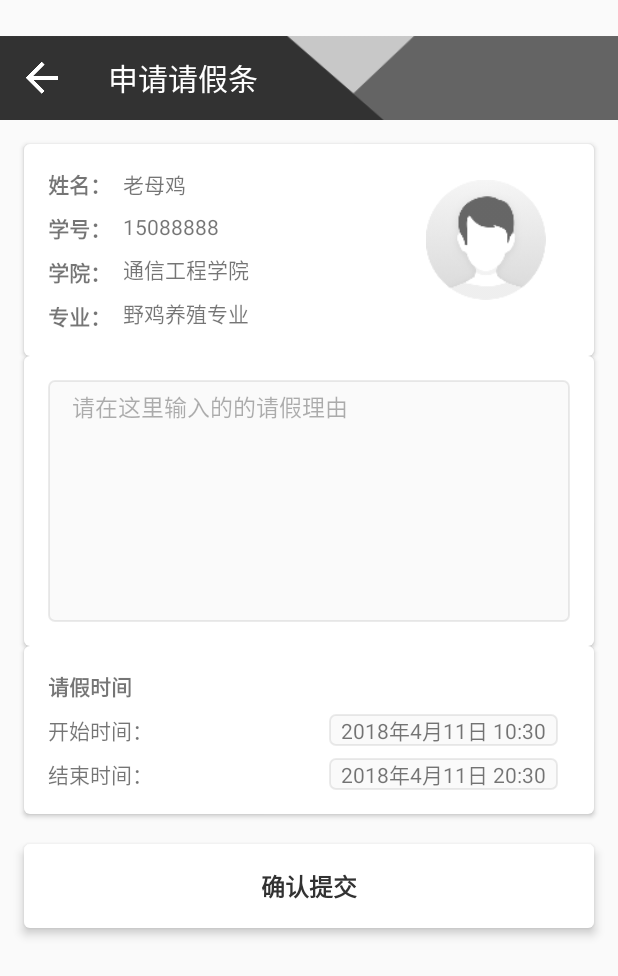
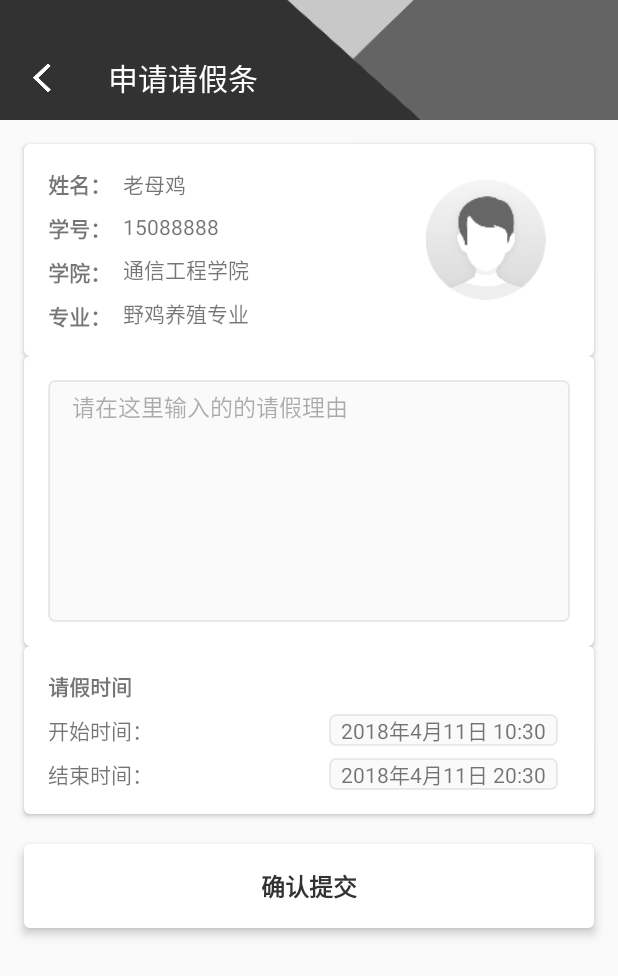
Before and after one commit to JaylenHsieh/Here, an Android app: the LeaveRequestFragment screen opened directly, with no data from a screen before it, on a phone screen of 412 x 824 dp. Shown: the top 976 px of the screen. Run offline under Robolectric (Android 15) with nearby library versions, the phone set to English and light mode, and no system bars.

Commit message:
更换了toolbar的背景，更改返回按钮的大小

```diff
--- a/app/src/main/res/layout/fragment_leave_request.xml
+++ b/app/src/main/res/layout/fragment_leave_request.xml
@@ -4,15 +4,15 @@
     android:layout_height="match_parent"
     xmlns:app="http://schemas.android.com/apk/res-auto"
     tools:context="com.hdu.newe.here.page.main.leaverequest.LeaveRequestFragment"
-    android:orientation="vertical"
-    android:paddingTop="24dp">
+    android:orientation="vertical">
 
     <android.support.v7.widget.Toolbar
         android:id="@+id/toolbar"
         android:layout_width="match_parent"
-        android:layout_height="?actionBarSize"
+        android:layout_height="80dp"
         app:navigationIcon="@drawable/ic_back"
         android:background="@drawable/bg_toolbar"
+        android:paddingTop="24dp"
         app:title="申请请假条"
         app:titleTextColor="@color/white"/>
 
```
Also changed, not shown: app/src/main/res/drawable-xxhdpi/bg_toolbar.png, app/src/main/res/drawable-xxhdpi/ic_back.png.
